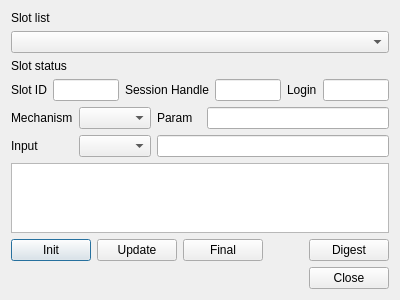
jykim74/CryptokiMan, file HsmMan/digest_dlg.ui: the form before one commit.
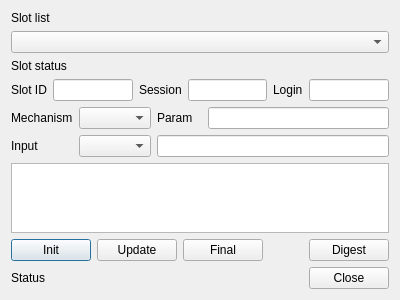
The form after the commit.

```diff
--- a/HsmMan/digest_dlg.ui
+++ b/HsmMan/digest_dlg.ui
@@ -121,7 +121,7 @@
      <item>
       <widget class="QLabel" name="label_6">
        <property name="text">
-        <string>Session Handle</string>
+        <string>Session</string>
        </property>
       </widget>
      </item>
@@ -157,7 +157,14 @@
     <widget class="QLineEdit" name="lineEdit_4"/>
    </item>
    <item row="5" column="2" colspan="4">
-    <widget class="QLineEdit" name="lineEdit_5"/>
+    <widget class="QLineEdit" name="mInputText"/>
+   </item>
+   <item row="10" column="0" colspan="4">
+    <widget class="QLabel" name="mStatusLabel">
+     <property name="text">
+      <string>Status</string>
+     </property>
+    </widget>
    </item>
   </layout>
  </widget>
```
Left out of the diff: 26 changed lines with no effect on the pictures.
